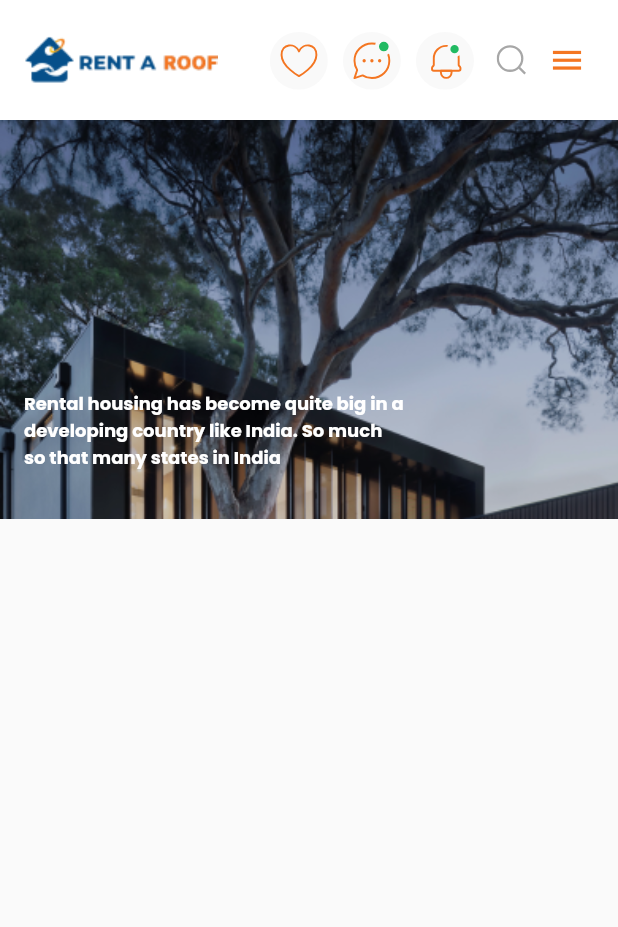
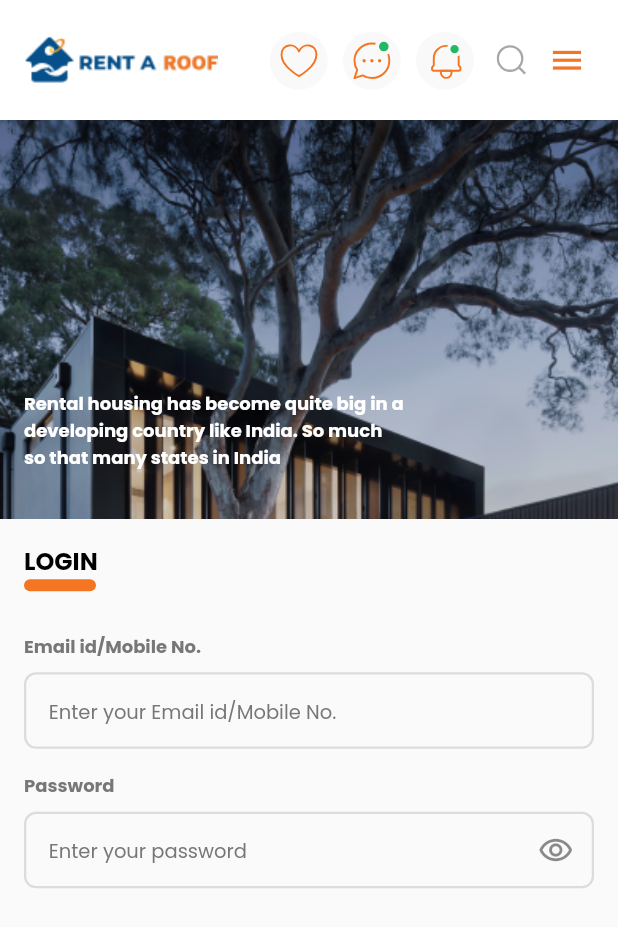
Before and after one commit to Bohemiaking/medecy, a Flutter app: the screen it shows after launch, on a phone screen of 412 x 824 dp. Shown: the top 927 px of the screen. Run offline on Flutter 3.47's test engine with Material 2 defaults, Android fonts, the phone set to English and light mode, and no system bars; our stand-ins replace flutter_svg, google_fonts.

Commit message:
created app_textunderline
created apptextfield

```diff
--- a/lib/views/authentication/login_page.dart
+++ b/lib/views/authentication/login_page.dart
@@ -1,9 +1,12 @@
 import 'package:flutter/material.dart';
 import 'package:rentaroof_agent/constants/app_assets.dart';
+import 'package:rentaroof_agent/constants/app_dimensions.dart';
 import 'package:rentaroof_agent/constants/app_theme.dart';
 import 'package:rentaroof_agent/views/base/app_bar.dart';
+import 'package:rentaroof_agent/views/base/app_textfield.dart';
 
-import '../base/imageTextStack_container.dart';
+import '../base/app_textunderline.dart';
+import '../base/imagetextstack_container.dart';
 
 class LoginPage extends StatelessWidget {
   const LoginPage({super.key});
@@ -15,10 +18,51 @@ class LoginPage extends StatelessWidget {
     return Scaffold(
       appBar: appBar(context),
       body: SafeArea(
-          child: Column(
-        children: [
-          ImageTextStackContainer(),
-        ],
+          child: SingleChildScrollView(
+        physics: const AlwaysScrollableScrollPhysics(),
+        child: Column(
+          children: [
+            const ImageTextStackContainer(),
+            const SizedBox(
+              height: 16,
+            ),
+            Padding(
+              padding: const EdgeInsets.only(left: 16.0, right: 16.0),
+              child: SizedBox(
+                width: width(context),
+                child: Column(
+                  crossAxisAlignment: CrossAxisAlignment.start,
+                  children: [
+                    const Text(
+                      "LOGIN",
+                      style: TextStyle(
+                          color: Colors.black,
+                          fontSize: 16,
+                          fontWeight: FontWeight.bold),
+                    ),
+                    const AppTextUnderline(),
+                    const SizedBox(
+                      height: 28,
+                    ),
+                    AppTextField(
+                      isPassword: false,
+                      txtData: "Email id/Mobile No.",
+                      hintData: "Enter your Email id/Mobile No.",
+                    ),
+                    const SizedBox(
+                      height: 16,
+                    ),
+                    AppTextField(
+                      isPassword: true,
+                      txtData: "Password",
+                      hintData: "Enter your password",
+                    )
+                  ],
+                ),
+              ),
+            )
+          ],
+        ),
       )),
     );
   }
--- /dev/null
+++ b/lib/views/base/app_textfield.dart
@@ -0,0 +1,64 @@
+// ignore_for_file: prefer_typing_uninitialized_variables, must_be_immutable
+
+import 'package:flutter/material.dart';
+import 'package:rentaroof_agent/constants/app_dimensions.dart';
+import 'package:rentaroof_agent/constants/app_theme.dart';
+
+class AppTextField extends StatefulWidget {
+  final txtData;
+  final hintData;
+  bool isPassword;
+  AppTextField(
+      {super.key, this.txtData, this.hintData, required this.isPassword});
+
+  @override
+  State<AppTextField> createState() => _AppTextFieldState();
+}
+
+class _AppTextFieldState extends State<AppTextField> {
+  bool obscure = false;
+
+  @override
+  Widget build(BuildContext context) {
+    return Column(
+      crossAxisAlignment: CrossAxisAlignment.start,
+      children: [
+        Text(
+          widget.txtData,
+          style: textMedium().copyWith(fontWeight: FontWeight.bold),
+        ),
+        const SizedBox(
+          height: 8,
+        ),
+        Container(
+          width: width(context) / 1,
+          decoration: BoxDecoration(
+              border: Border.all(color: Colors.black12, width: 1.5),
+              borderRadius: BorderRadius.circular(8)),
+          child: TextFormField(
+            textAlignVertical: TextAlignVertical.center,
+            obscureText: obscure ? false : true,
+            decoration: InputDecoration(
+                contentPadding: const EdgeInsets.only(left: 15, right: 15),
+                border: InputBorder.none,
+                hintText: widget.hintData,
+                hintStyle: textMedium().copyWith(fontSize: 13.0),
+                suffixIcon: widget.isPassword
+                    ? IconButton(
+                        onPressed: () {
+                          setState(() {
+                            obscure = !obscure;
+                          });
+                        },
+                        icon: obscure
+                            ? const Icon(Icons.remove_red_eye_rounded)
+                            : const Icon(Icons.remove_red_eye_outlined),
+                        splashRadius: 20,
+                      )
+                    : const SizedBox.shrink()),
+          ),
+        )
+      ],
+    );
+  }
+}
--- /dev/null
+++ b/lib/views/base/app_textunderline.dart
@@ -0,0 +1,17 @@
+import 'package:flutter/material.dart';
+
+class AppTextUnderline extends StatelessWidget {
+  const AppTextUnderline({
+    Key? key,
+  }) : super(key: key);
+
+  @override
+  Widget build(BuildContext context) {
+    return Container(
+      height: 8,
+      width: 48,
+      decoration: BoxDecoration(
+          color: Color(0xfff47622), borderRadius: BorderRadius.circular(30)),
+    );
+  }
+}
```
